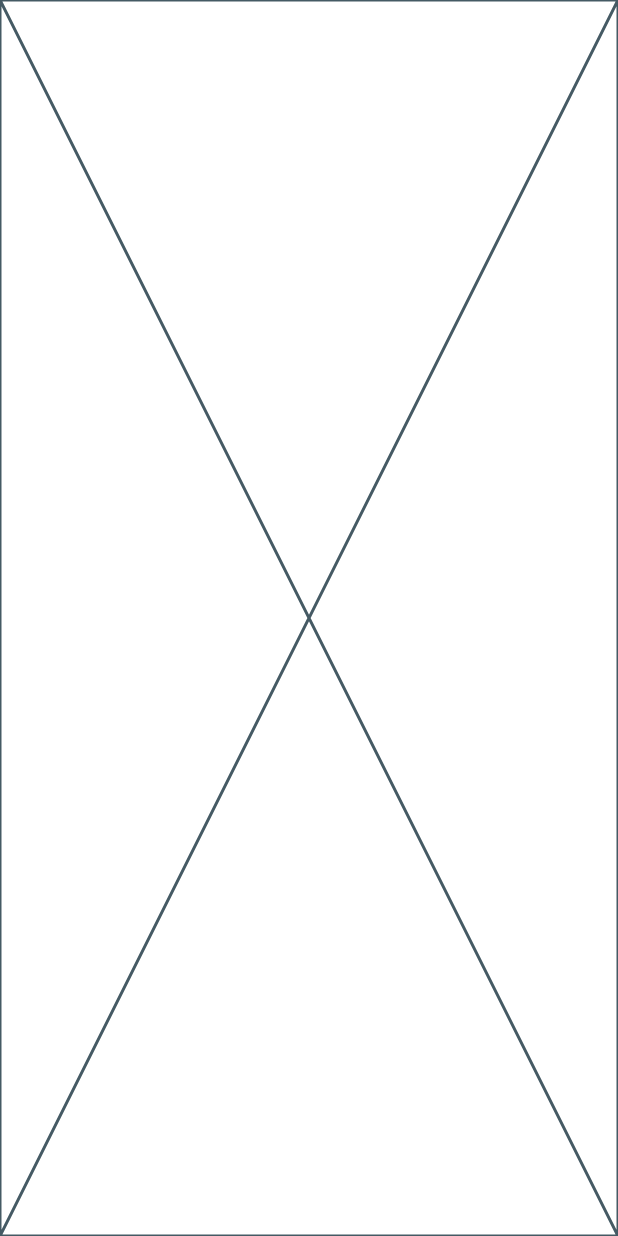
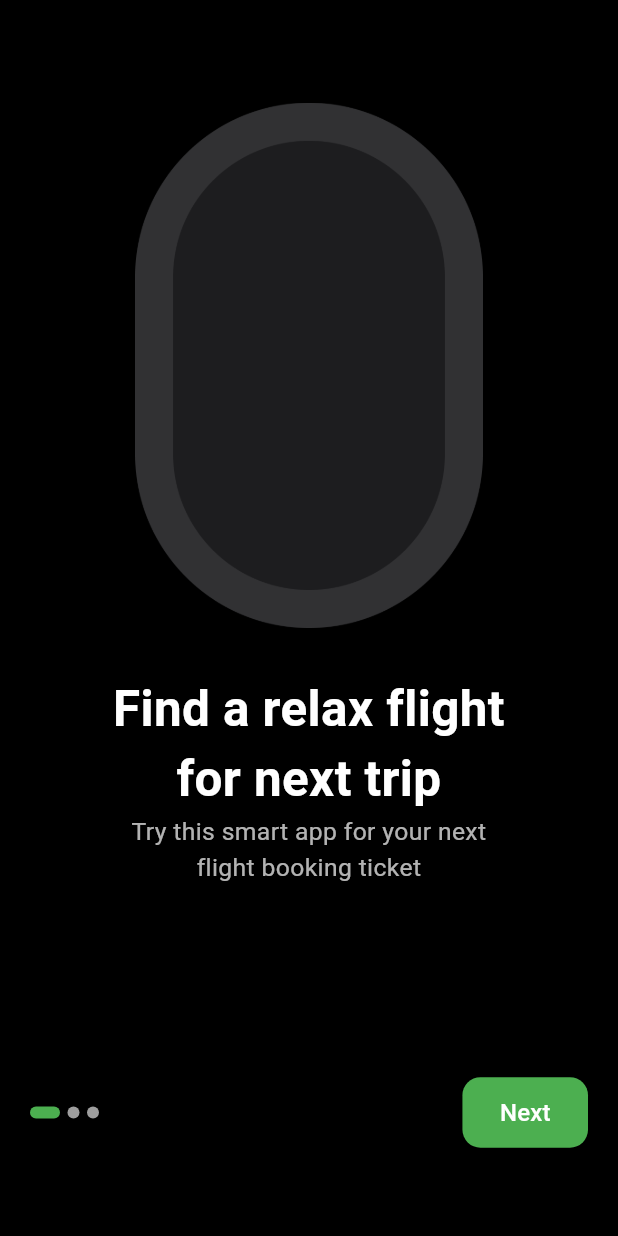
Before and after one commit to Earbaj/ticketing_system, a Flutter app: the screen it shows after launch, on a phone screen of 412 x 824 dp. Run offline on Flutter 3.47's test engine with Material 3 defaults, Android fonts, the light colour scheme and no system bars.

Commit message:
ADD:oneboarding screen design the screen added image added dynamic text size and widget sizing

```diff
--- /dev/null
+++ b/lib/authentication/login_screen.dart
@@ -0,0 +1,16 @@
+import 'package:flutter/material.dart';
+
+
+class LoginScreen extends StatefulWidget {
+  const LoginScreen({super.key});
+
+  @override
+  State<LoginScreen> createState() => _LoginScreenState();
+}
+
+class _LoginScreenState extends State<LoginScreen> {
+  @override
+  Widget build(BuildContext context) {
+    return const Placeholder();
+  }
+}
--- a/lib/oneboardingScreen/one_boarding.dart
+++ b/lib/oneboardingScreen/one_boarding.dart
@@ -1,15 +1,151 @@
 import 'package:flutter/material.dart';
 
-class OneBoarding extends StatefulWidget {
-  const OneBoarding({super.key});
+import '../authentication/login_screen.dart';
+import '../utils/global_methode.dart';
+
+class OnboardingScreen extends StatefulWidget {
+  @override
+  _OnboardingScreenState createState() => _OnboardingScreenState();
+}
+
+class _OnboardingScreenState extends State<OnboardingScreen> {
+  final PageController _pageController = PageController();
+  int _currentPage = 0;
+
+  final List<Map<String, String>> onboardingData = [
+    {
+      "image": "assets/images/onboarding_circle.png",
+      "title": "Find a relax flight for next trip",
+      "subtitle": "Try this smart app for your next flight booking ticket",
+    },
+    {
+      "image": "assets/images/onboarding_circle.png",
+      "title": "Big world out there,Go Explore",
+      "subtitle": "Easy to use the app for your next flight booking ticket",
+    },
+    {
+      "image": "assets/images/onboarding_circle.png",
+      "title": "Ready to take off the flight",
+      "subtitle": "Easy to use the app for your next flight booking ticket",
+    },
+  ];
+
+  void _nextPage() {
+    if (_currentPage < onboardingData.length - 1) {
+      _pageController.nextPage(
+        duration: Duration(milliseconds: 300),
+        curve: Curves.easeIn,
+      );
+    } else {
+      // Navigate to Home or Login Screen
+      Navigator.pushReplacement(
+          context,
+        MaterialPageRoute(builder: (context)=> LoginScreen())
+      );
+    }
+  }
 
   @override
-  State<OneBoarding> createState() => _OneBoardingState();
-}
-
-class _OneBoardingState extends State<OneBoarding> {
-  @override
   Widget build(BuildContext context) {
-    return const Placeholder();
+    return Scaffold(
+      backgroundColor: Colors.black,
+      body: SafeArea(
+        child: Column(
+          children: [
+            Expanded(
+              flex: 8,
+              child: PageView.builder(
+                controller: _pageController,
+                itemCount: onboardingData.length,
+                onPageChanged: (index) {
+                  setState(() => _currentPage = index);
+                },
+                itemBuilder: (context, index) {
+                  return Column(
+                    mainAxisAlignment: MainAxisAlignment.center,
+                    children: [
+                      Image.asset(
+                        onboardingData[index]["image"]!,
+                        height: getDynamicSize(context, 0.85),
+                      ),
+                      SizedBox(height: 30),
+                      SizedBox(
+                        width:getDynamicSize(context,0.65),
+                        child: Text(
+                          onboardingData[index]["title"]!,
+                          textAlign: TextAlign.center,
+                          style: TextStyle(
+                            color: Colors.white,
+                            fontSize: getDynamicSize(context,0.08),
+                            fontWeight: FontWeight.bold,
+                          ),
+                        ),
+                      ),
+                      SizedBox(
+                        width:getDynamicSize(context,0.65),
+                        child: Text(
+                          onboardingData[index]["subtitle"]!,
+                          textAlign: TextAlign.center,
+                          style: TextStyle(
+                            color: Colors.white70,
+                            fontSize: getDynamicSize(context,0.04),
+                          ),
+                        ),
+                      ),
+                    ],
+                  );
+                },
+              ),
+            ),
+            Expanded(
+              flex: 2,
+              child: Padding(
+                padding: const EdgeInsets.symmetric(horizontal: 20),
+                child: Row(
+                  mainAxisAlignment: MainAxisAlignment.spaceBetween,
+                  children: [
+                    // Carousel Indicator
+                    Row(
+                      children: List.generate(
+                        onboardingData.length,
+                            (index) => Container(
+                          margin: EdgeInsets.only(right: 5),
+                          height: 8,
+                          width: _currentPage == index ? 20 : 8,
+                          decoration: BoxDecoration(
+                            color: _currentPage == index
+                                ? Colors.green
+                                : Colors.grey,
+                            borderRadius: BorderRadius.circular(4),
+                          ),
+                        ),
+                      ),
+                    ),
+                    // Next / Get Started button
+                    ElevatedButton(
+                      style: ElevatedButton.styleFrom(
+                        backgroundColor: Colors.green,
+                        padding:
+                        EdgeInsets.symmetric(horizontal: 25, vertical: 12),
+                        shape: RoundedRectangleBorder(
+                          borderRadius: BorderRadius.circular(12),
+                        ),
+                      ),
+                      onPressed: _nextPage,
+                      child: Text(
+                        _currentPage == onboardingData.length - 1
+                            ? "Get Started"
+                            : "Next",
+                        style: TextStyle(fontSize: 16, color: Colors.white),
+                      ),
+                    ),
+                  ],
+                ),
+              ),
+            )
+          ],
+        ),
+      ),
+    );
   }
 }
--- a/lib/splashScreen/splash_screen.dart
+++ b/lib/splashScreen/splash_screen.dart
@@ -22,7 +22,7 @@ class _SplashScreenState extends State<SplashScreen> {
       // Use pushReplacement so splash can't be returned to by back button
       Navigator.pushReplacement(
         context,
-        MaterialPageRoute(builder: (_) => const OneBoarding()),
+        MaterialPageRoute(builder: (_) => OnboardingScreen()),
       );
     });
   }
--- /dev/null
+++ b/lib/utils/global_methode.dart
@@ -0,0 +1,6 @@
+
+import 'package:flutter/cupertino.dart';
+
+double getDynamicSize(BuildContext context, double size){
+  return MediaQuery.of(context).size.width * size;
+}
```
Also changed, not shown: assets/images/onboarding_circle.png (added).
